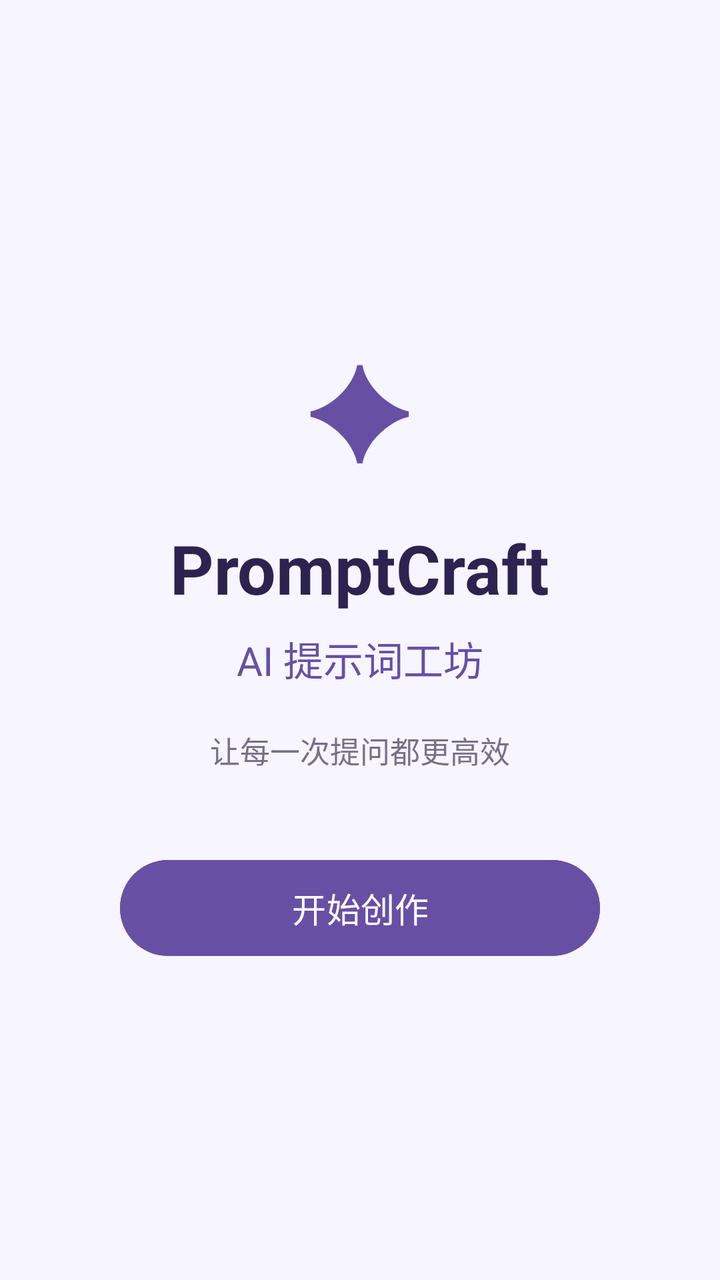
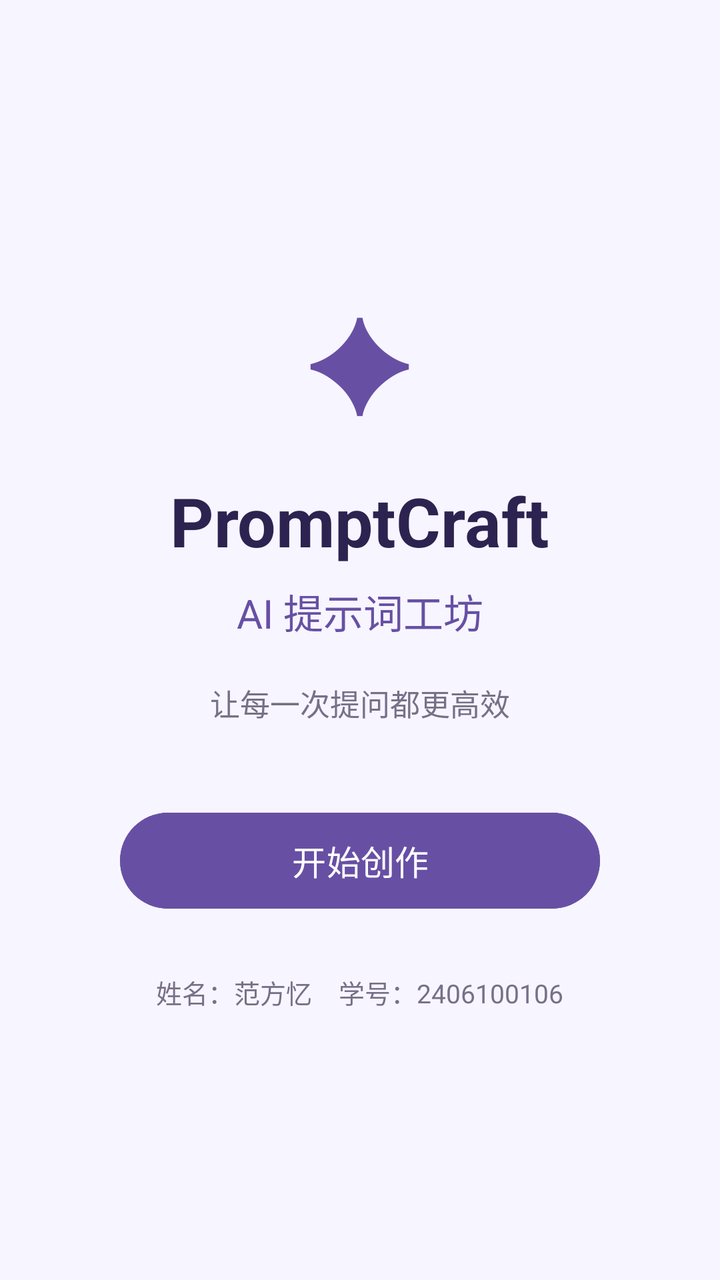

Before-and-after screenshots of an Android layout around one commit, followed by the original layout XML and the change that was made.
<!-- AndroidManifest.xml: application theme Theme.AI_Prompt -->
<!-- res/layout/activity_main.xml -->
<?xml version="1.0" encoding="utf-8"?>
<LinearLayout xmlns:android="http://schemas.android.com/apk/res/android"
    android:id="@+id/main"
    android:layout_width="match_parent"
    android:layout_height="match_parent"
    android:orientation="vertical"
    android:gravity="center"
    android:padding="24dp"
    android:background="#F7F5FF">


    <TextView
        android:layout_width="wrap_content"
        android:layout_height="wrap_content"
        android:text="✦"
        android:textSize="64sp"
        android:textColor="#6750A4"
        android:layout_marginBottom="16dp" />

    <TextView
        android:layout_width="wrap_content"
        android:layout_height="wrap_content"
        android:text="PromptCraft"
        android:textSize="34sp"
        android:textStyle="bold"
        android:textColor="#2D2350" />

    <TextView
        android:layout_width="wrap_content"
        android:layout_height="wrap_content"
        android:text="AI 提示词工坊"
        android:textSize="20sp"
        android:textColor="#6750A4"
        android:layout_marginTop="8dp" />

    <TextView
        android:layout_width="wrap_content"
        android:layout_height="wrap_content"
        android:text="让每一次提问都更高效"
        android:textSize="15sp"
        android:textColor="#777088"
        android:layout_marginTop="20dp" />

    <Button
        android:id="@+id/btnStart"
        android:layout_width="240dp"
        android:layout_height="56dp"
        android:text="开始创作"
        android:textSize="17sp"
        android:textAllCaps="false"
        android:layout_marginTop="40dp"
        android:backgroundTint="#6750A4" />

</LinearLayout>
<!-- resources referenced by this layout -->
<resources>
  <style name="Theme.AI_Prompt" parent="Base.Theme.AI_Prompt" />
  <style name="Base.Theme.AI_Prompt" parent="Theme.Material3.DayNight.NoActionBar">
          
          
      </style>
</resources>

<!-- the commit's change to res/layout/activity_main.xml (unified diff, before → after) -->
@@ -51,4 +51,13 @@
         android:layout_marginTop="40dp"
         android:backgroundTint="#6750A4" />
 
+    <TextView
+        android:layout_width="wrap_content"
+        android:layout_height="wrap_content"
+        android:text="姓名：范方忆    学号：2406100106"
+        android:textSize="13sp"
+        android:textColor="#777088"
+        android:layout_marginTop="28dp" />
+
+
 </LinearLayout>
